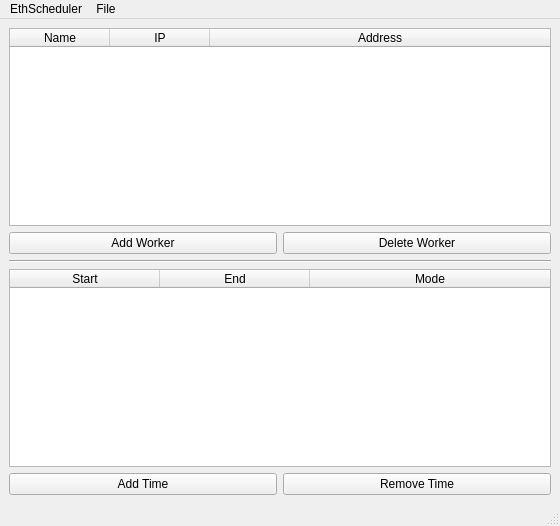
This is EthScheduler.ui in akookoo/EthScheduler as Qt 5 draws it before an edit. The edited form follows.
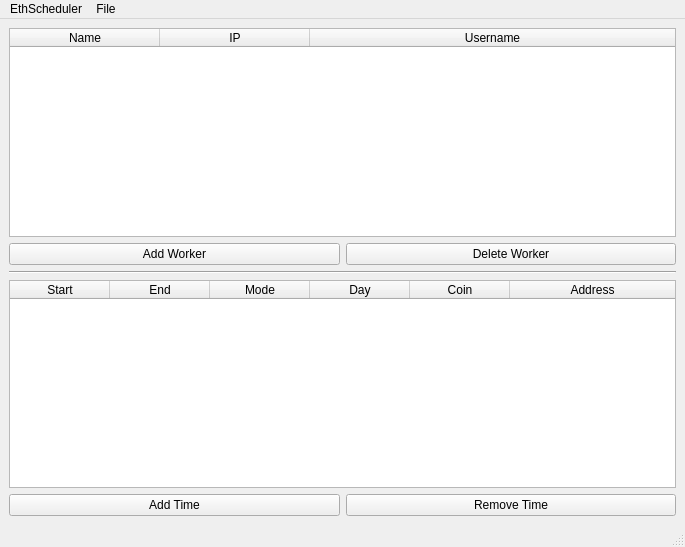
This is the edited form.

The edit to the form file:
```diff
--- a/EthScheduler.ui
+++ b/EthScheduler.ui
@@ -6,8 +6,8 @@
    <rect>
     <x>0</x>
     <y>0</y>
-    <width>560</width>
-    <height>526</height>
+    <width>685</width>
+    <height>547</height>
    </rect>
   </property>
   <property name="windowTitle">
@@ -38,6 +38,9 @@
       <attribute name="horizontalHeaderCascadingSectionResizes">
        <bool>true</bool>
       </attribute>
+      <attribute name="horizontalHeaderDefaultSectionSize">
+       <number>150</number>
+      </attribute>
       <attribute name="horizontalHeaderShowSortIndicator" stdset="0">
        <bool>true</bool>
       </attribute>
@@ -62,7 +65,7 @@
       </column>
       <column>
        <property name="text">
-        <string>Address</string>
+        <string>Username</string>
        </property>
       </column>
      </widget>
@@ -127,7 +130,7 @@
        <bool>true</bool>
       </property>
       <attribute name="horizontalHeaderDefaultSectionSize">
-       <number>150</number>
+       <number>100</number>
       </attribute>
       <attribute name="horizontalHeaderStretchLastSection">
        <bool>true</bool>
@@ -147,6 +150,21 @@
         <string>Mode</string>
        </property>
       </column>
+      <column>
+       <property name="text">
+        <string>Day</string>
+       </property>
+      </column>
+      <column>
+       <property name="text">
+        <string>Coin</string>
+       </property>
+      </column>
+      <column>
+       <property name="text">
+        <string>Address</string>
+       </property>
+      </column>
      </widget>
     </item>
     <item>
@@ -194,8 +212,8 @@
     <rect>
      <x>0</x>
      <y>0</y>
-     <width>560</width>
-     <height>23</height>
+     <width>685</width>
+     <height>20</height>
     </rect>
    </property>
    <widget class="QMenu" name="menuEthScheduler">
```
